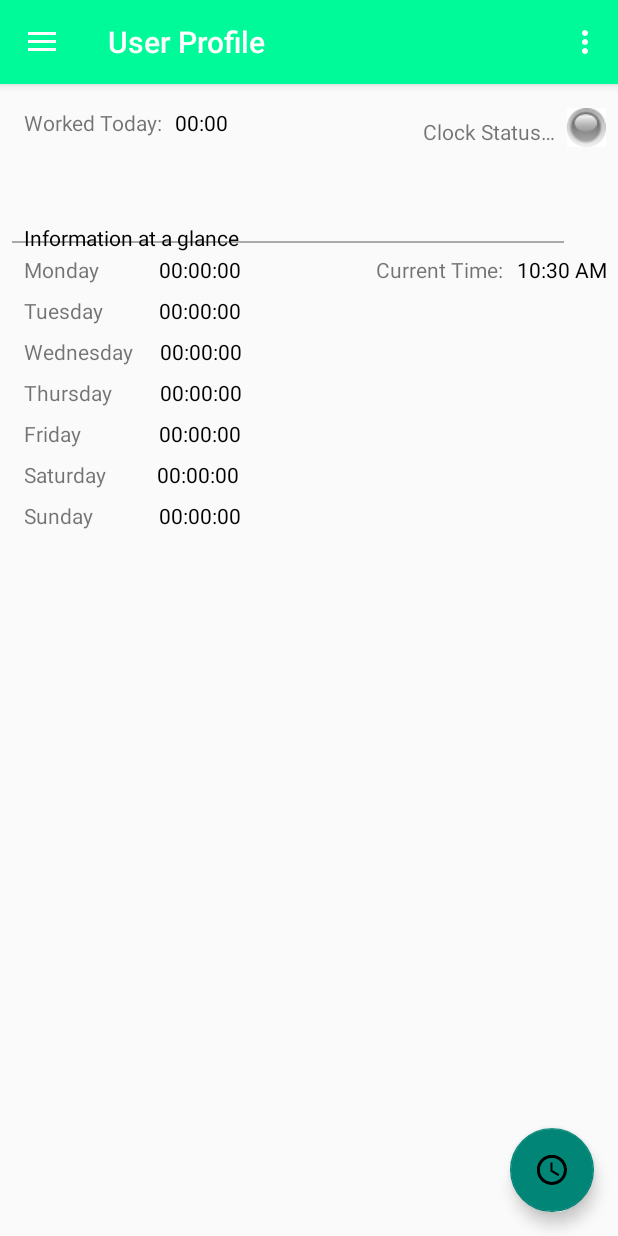
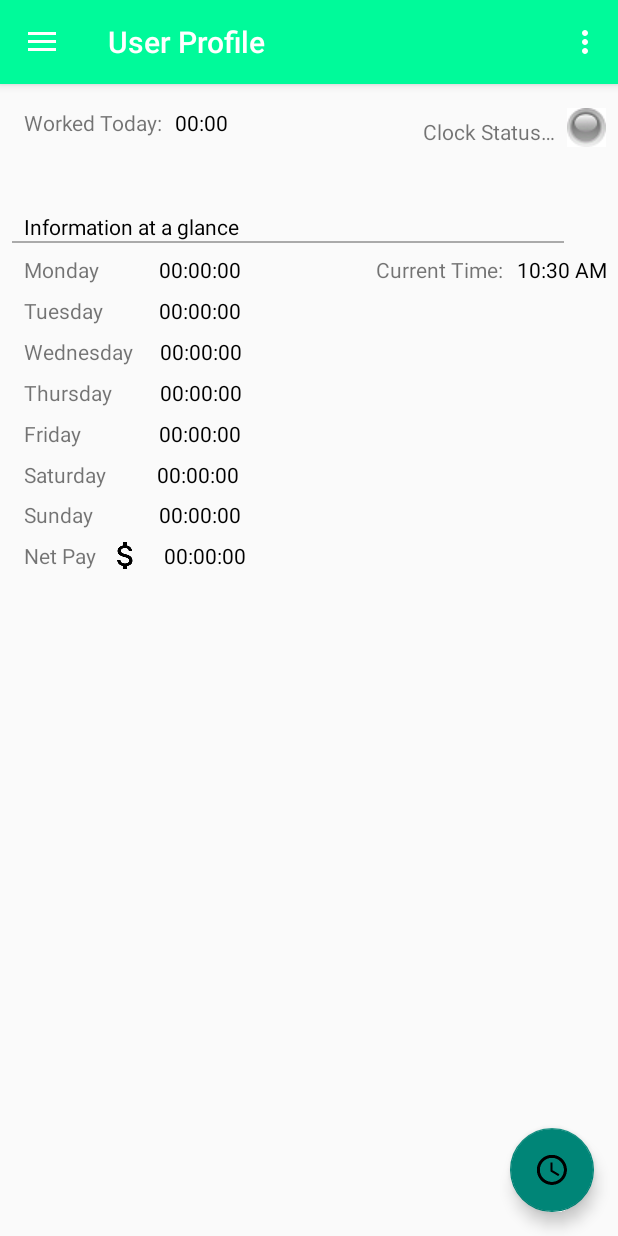
Before and after one commit to alcon2626/Smart-Work-Flow-X, an Android app: the screen it shows after launch once a user with an empty profile is signed in (UserProfile), on a phone screen of 412 x 824 dp. Run offline under Robolectric (Android 15) with nearby library versions, the phone set to English and light mode, and no system bars; our stand-ins replace AdMob, Firebase (no records; nobody signed in at launch, a user with empty details on screens opened directly); libraries missing offline, so code that uses them is left out: com.firebase.client; 1 statement that could not run was skipped.

Commit message:
Working o PayNet

```diff
--- a/Smartworkflow/app/src/main/AndroidManifest.xml
+++ b/Smartworkflow/app/src/main/AndroidManifest.xml
@@ -4,6 +4,7 @@
 
     <uses-permission android:name="android.permission.INTERNET" />
     <uses-permission android:name="android.permission.WRITE_EXTERNAL_STORAGE" />
+    <uses-permission android:name="android.permission.READ_EXTERNAL_STORAGE" />
 
     <application
         android:name=".SmartWorkflow"
--- a/Smartworkflow/app/src/main/java/com/smartworkflow/UserProfile.java
+++ b/Smartworkflow/app/src/main/java/com/smartworkflow/UserProfile.java
@@ -32,8 +32,11 @@ import android.widget.Toast;
 
 import com.google.firebase.auth.FirebaseAuth;
 
+import java.text.DecimalFormat;
 import java.util.Calendar;
 import java.util.Date;
+import java.util.Enumeration;
+import java.util.Locale;
 import java.util.Timer;
 import java.util.TimerTask;
 import java.util.concurrent.Executors;
@@ -44,22 +47,26 @@ public class UserProfile extends AppCompatActivity
         implements NavigationView.OnNavigationItemSelectedListener {
     /*Map
     * onCreate()
-    * TimeisObtained()
+    * StopTimer()
+    * StartTimer()
     * onBackPressed()
     * boolean onCreateOptionsMenu()
     * boolean onOptionsItemSelected()
     * boolean onNavigationItemSelected()
     * onActivityResult()
-    * runThread()
-    * UpdateDayValues()
     * */
     //variables and objects
-    Long TimefromDB;
-    String userID, UserDisplayName;
-    public static TextView UserName, DayMonday, DayTuesday, DayWednesday, DayThursday, DayFriday, DaySaturday, DaySunday;
-    public static Chronometer ProfileChrono;
-    public static ImageView Profile_Image;
+    Locale local;
+    String userID;
+    String UserDisplayName;
+    Double valuePayRate;
+    static TextView UserName, DayMonday, DayTuesday, DayWednesday;
+    static TextView DayThursday, DayFriday, DaySaturday, DaySunday;
+    TextView netPay;
+    static Chronometer ProfileChrono;
+    static ImageView Profile_Image;
     private double m_Text = 0.0;
+    private double PayRateDBValue;
     ImageButton ClockStatus;
     History history = new History();
     Date date = new Date();
@@ -88,6 +95,7 @@ public class UserProfile extends AppCompatActivity
         }, delayInMillis);
         //time
         int ToDay;
+        //calendar
         cal.setTime(date);
         final int weekOfYear = cal.get(Calendar.WEEK_OF_YEAR);
         ToDay = date.getDay()-1;
@@ -95,9 +103,6 @@ public class UserProfile extends AppCompatActivity
         //get extras
         Intent intent = getIntent();
         userID = intent.getStringExtra("USERID");
-        dbmanager.PopulateDaysAtGlance(userID, weekOfYear); //loads time ASAP for Days
-        dbmanager.GetTime(userID, weekOfYear, Day);//loads time ASAP
-        UserDisplayName = intent.getStringExtra("USERNAME");
         //days of week values from textView
         DayMonday = (TextView) findViewById(R.id.textViewMondayValue);
         DayTuesday = (TextView) findViewById(R.id.textViewTuesdayValue);
@@ -106,10 +111,16 @@ public class UserProfile extends AppCompatActivity
         DayFriday = (TextView) findViewById(R.id.textViewFridayValue);
         DaySaturday = (TextView) findViewById(R.id.textViewSaturdayValue);
         DaySunday = (TextView) findViewById(R.id.textViewSundayValue);
+        //display stuff
+        dbmanager.PopulateDaysAtGlance(userID, weekOfYear); //loads time ASAP for Days
+        dbmanager.GetTime(userID, weekOfYear, Day);//loads time ASAP
+        UserDisplayName = intent.getStringExtra("USERNAME");
         //Chrono creation
         ProfileChrono = (Chronometer) findViewById(R.id.chronometer1);
         //clock status init
         ClockStatus = (ImageButton) findViewById(R.id.imageButtonClockStatus);
+        //textview netpay
+        netPay = (TextView) findViewById(R.id.textViewNetPay);
         //toolbar
         Toolbar toolbar = (Toolbar) findViewById(R.id.toolbar);
         setSupportActionBar(toolbar);
@@ -149,9 +160,52 @@ public class UserProfile extends AppCompatActivity
         Profile_Image.setImageResource(R.drawable.genericperson);
         storageManagement.RetrievePicture(userID);
     }
+
+    public void setPayNet() {
+
+        Double DayHours = 0.0;
+        String dateTest = "";
+                //pay rate
+        dateTest = DayMonday.getText().toString();
+        Log.d("Monday", dateTest);
+        DayHours += daysToDouble(dateTest);
+        dateTest = DayTuesday.getText().toString();
+        Log.d("Tuesday", dateTest);
+        DayHours += daysToDouble(dateTest);
+        dateTest = DayWednesday.getText().toString();
+        Log.d("Wednesday", dateTest);
+        DayHours += daysToDouble(dateTest);
+        dateTest = DayThursday.getText().toString();
+        Log.d("Thursday", dateTest);
+        DayHours += daysToDouble(dateTest);
+        dateTest = DayFriday.getText().toString();
+        Log.d("Friday", dateTest);
+        DayHours += daysToDouble(dateTest);
+        dateTest = DaySaturday.getText().toString();
+        Log.d("Saturday", dateTest);
+        DayHours += daysToDouble(dateTest);
+        dateTest = DaySunday.getText().toString();
+        Log.d("Sunday", dateTest);
+        DayHours += daysToDouble(dateTest);
+        Log.d("Total hours", DayHours.toString());
+
+        valuePayRate = dbmanager.getPayRate(userID);
+        netPay.setText(String.format(local, DayHours.toString()));
+
+    }
+    private Double daysToDouble(String day){
+        Double total = 0.0;
+        String[] tokens = day.split(":");
+        int hours = Integer.parseInt(tokens[0]);
+        int minutes = Integer.parseInt(tokens[1]);
+        day = hours + "." + minutes;
+        total = Double.parseDouble(day);
+        return total;
+    }
+
     private void StopTimer(int weekOfYear, String Day){
         ProfileChrono.stop();
-        final Long timeWhenStopped = UserProfile.ProfileChrono.getBase() - SystemClock.elapsedRealtime();
+        timeWhenStopped = UserProfile.ProfileChrono.getBase() - SystemClock.elapsedRealtime();
         Log.d("Time when Stopped", String.valueOf(timeWhenStopped));
         dbmanager.SaveTime(userID, timeWhenStopped, weekOfYear, Day);
         ClockStatus.setImageResource(R.drawable.clockout);
@@ -268,16 +322,17 @@ public class UserProfile extends AppCompatActivity
             builder.setTitle("Enter pay rate");
 
             // Set up the input
-            final EditText input = new EditText(this);
+            final EditText inputpayrate = new EditText(this);
             // Specify the type of input expected; this, for example, sets the input as a password, and will mask the text
-            input.setInputType(InputType.TYPE_CLASS_NUMBER | InputType.TYPE_NUMBER_FLAG_DECIMAL);
-            builder.setView(input);
+            inputpayrate.setInputType(InputType.TYPE_CLASS_NUMBER | InputType.TYPE_NUMBER_FLAG_DECIMAL);
+            builder.setView(inputpayrate);
 
             // Set up the buttons
             builder.setPositiveButton("OK", new DialogInterface.OnClickListener() {
                 @Override
                 public void onClick(DialogInterface dialog, int which) {
-                    m_Text = Double.parseDouble(input.getText().toString());
+                    m_Text = Double.parseDouble(inputpayrate.getText().toString());
+                    dbmanager.setPayRate(userID, m_Text);
                 }
             });
             builder.setNegativeButton("Cancel", new DialogInterface.OnClickListener() {
--- a/Smartworkflow/app/src/main/res/layout/content_user_profile.xml
+++ b/Smartworkflow/app/src/main/res/layout/content_user_profile.xml
@@ -21,7 +21,9 @@
         app:layout_constraintLeft_toLeftOf="parent"
         app:layout_constraintHorizontal_bias="0.0"
         app:layout_constraintVertical_bias="0.129"
-        android:id="@+id/view" />
+        android:id="@+id/view"
+        android:layout_marginStart="8dp"
+        android:layout_marginEnd="8dp" />
 
     <Chronometer
         android:id="@+id/chronometer1"
@@ -33,7 +35,9 @@
         android:layout_marginRight="8dp"
         app:layout_constraintLeft_toRightOf="@+id/textView2"
         android:layout_marginLeft="8dp"
-        app:layout_constraintHorizontal_bias="0.0" />
+        app:layout_constraintHorizontal_bias="0.0"
+        android:layout_marginStart="8dp"
+        android:layout_marginEnd="8dp" />
 
     <TextClock
         android:id="@+id/textClock"
@@ -42,7 +46,8 @@
         android:layout_marginRight="7dp"
         app:layout_constraintRight_toRightOf="parent"
         android:layout_marginTop="8dp"
-        app:layout_constraintTop_toBottomOf="@+id/view" />
+        app:layout_constraintTop_toBottomOf="@+id/view"
+        android:layout_marginEnd="7dp" />
 
     <TextView
         android:id="@+id/textView"
@@ -52,7 +57,8 @@
         app:layout_constraintRight_toLeftOf="@+id/textClock"
         android:layout_marginRight="9dp"
         android:layout_marginTop="8dp"
-        app:layout_constraintTop_toBottomOf="@+id/view" />
+        app:layout_constraintTop_toBottomOf="@+id/view"
+        android:layout_marginEnd="9dp" />
 
     <TextView
         android:id="@+id/textView2"
@@ -62,7 +68,8 @@
         android:layout_marginLeft="16dp"
         app:layout_constraintLeft_toLeftOf="parent"
         app:layout_constraintTop_toTopOf="parent"
-        android:layout_marginTop="16dp" />
+        android:layout_marginTop="16dp"
+        android:layout_marginStart="16dp" />
 
     <TextView
         android:id="@+id/textView3"
@@ -73,11 +80,11 @@
         android:layout_marginStart="16dp"
         android:layout_marginLeft="16dp"
         app:layout_constraintLeft_toLeftOf="parent"
-        android:layout_marginBottom="-7dp"
         app:layout_constraintBottom_toTopOf="@+id/view"
         android:layout_marginRight="8dp"
         app:layout_constraintRight_toRightOf="parent"
-        app:layout_constraintHorizontal_bias="0.0" />
+        app:layout_constraintHorizontal_bias="0.0"
+        android:layout_marginEnd="8dp" />
 
     <TextView
         android:id="@+id/textViewMonday"
@@ -150,7 +157,7 @@
         android:layout_width="wrap_content"
         android:layout_height="wrap_content"
         android:layout_marginLeft="16dp"
-        android:layout_marginTop="8dp"
+        android:layout_marginTop="7dp"
         android:text="@string/Sunday"
         app:layout_constraintLeft_toLeftOf="parent"
         app:layout_constraintTop_toBottomOf="@+id/textViewSaturday"
@@ -175,7 +182,7 @@
         android:text="@string/Time00"
         android:textAppearance="@style/TextAppearance.AppCompat"
         app:layout_constraintLeft_toRightOf="@+id/textViewTuesday"
-        android:layout_marginLeft="41dp"
+        android:layout_marginLeft="37dp"
         android:layout_marginTop="8dp"
         app:layout_constraintTop_toBottomOf="@+id/textViewMondayValue"
         android:layout_marginStart="37dp" />
@@ -233,7 +240,7 @@
         android:layout_width="wrap_content"
         android:layout_height="wrap_content"
         android:layout_marginLeft="44dp"
-        android:layout_marginTop="8dp"
+        android:layout_marginTop="7dp"
         android:text="@string/Time00"
         android:textAppearance="@style/TextAppearance.AppCompat"
         app:layout_constraintLeft_toRightOf="@+id/textViewSunday"
@@ -245,7 +252,7 @@
         android:layout_width="26dp"
         android:layout_height="26dp"
         app:srcCompat="@drawable/clockout"
-        android:layout_marginRight="16dp"
+        android:layout_marginRight="8dp"
         app:layout_constraintRight_toRightOf="parent"
         app:layout_constraintTop_toTopOf="parent"
         android:layout_marginTop="16dp"
@@ -268,4 +275,43 @@
         app:layout_constraintBottom_toTopOf="@+id/view"
         app:layout_constraintVertical_bias="0.205" />
 
+    <ImageView
+        android:id="@+id/imageView"
+        android:layout_width="wrap_content"
+        android:layout_height="wrap_content"
+        app:srcCompat="@mipmap/ic_attach_money_black_24dp"
+        app:layout_constraintRight_toLeftOf="@+id/textViewNetPay"
+        android:layout_marginRight="8dp"
+        app:layout_constraintLeft_toRightOf="@+id/textView5"
+        android:layout_marginLeft="8dp"
+        app:layout_constraintHorizontal_bias="0.0"
+        android:layout_marginTop="6dp"
+        app:layout_constraintTop_toBottomOf="@+id/textViewSunday" />
+
+    <TextView
+        android:id="@+id/textView5"
+        android:layout_width="wrap_content"
+        android:layout_height="wrap_content"
+        android:text="@string/Net"
+        android:layout_marginTop="8dp"
+        app:layout_constraintTop_toBottomOf="@+id/textViewSunday"
+        android:layout_marginLeft="16dp"
+        app:layout_constraintLeft_toLeftOf="parent"
+        android:layout_marginStart="16dp" />
+
+    <TextView
+        android:id="@+id/textViewNetPay"
+        android:layout_width="wrap_content"
+        android:layout_height="wrap_content"
+        android:layout_marginStart="46dp"
+        android:text="@string/Time00"
+        android:textAppearance="@style/TextAppearance.AppCompat"
+        android:layout_marginTop="8dp"
+        app:layout_constraintTop_toBottomOf="@+id/textViewSundayValue"
+        android:layout_marginLeft="105dp"
+        app:layout_constraintLeft_toLeftOf="parent"
+        android:layout_marginRight="8dp"
+        app:layout_constraintRight_toRightOf="parent"
+        app:layout_constraintHorizontal_bias="0.208" />
+
 </android.support.constraint.ConstraintLayout>
--- a/Smartworkflow/app/src/main/res/values/strings.xml
+++ b/Smartworkflow/app/src/main/res/values/strings.xml
@@ -38,6 +38,7 @@
     <string name="Communicate">Communicate</string>
     <string name="Share">Share</string>
     <string name="Send">Send</string>
+    <string name="Net">Net Pay</string>
     <string name="large_text">
         "Material is the metaphor.\n\n"
 
```
Also changed, not shown: Smartworkflow/app/src/main/java/com/smartworkflow/DB_Managment.java (+32 -2 lines).
